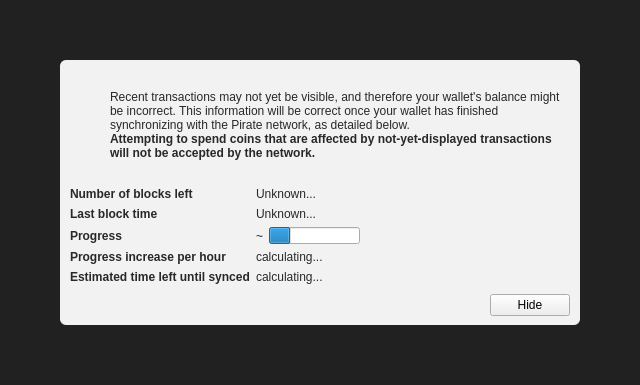
The window that src/qt/forms/modaloverlay.ui (PirateNetwork/pirate) describes before a commit, drawn with Qt 5.
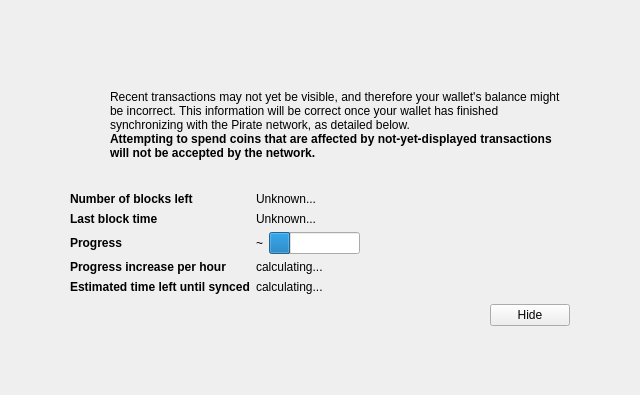
The same window after the commit. Icons and pictures are not drawn. Custom widgets are drawn as their Qt base class.

```diff
--- a/src/qt/forms/modaloverlay.ui
+++ b/src/qt/forms/modaloverlay.ui
@@ -7,7 +7,7 @@
     <x>0</x>
     <y>0</y>
     <width>640</width>
-    <height>385</height>
+    <height>395</height>
    </rect>
   </property>
   <property name="windowTitle">
@@ -31,9 +31,6 @@
    </property>
    <item>
     <widget class="QWidget" name="bgWidget" native="true">
-     <property name="styleSheet">
-      <string notr="true">#bgWidget { background: rgba(0,0,0,220); }</string>
-     </property>
      <layout class="QVBoxLayout" name="verticalLayoutMain" stretch="1">
       <property name="leftMargin">
        <number>60</number>
@@ -49,11 +46,6 @@
       </property>
       <item>
        <widget class="QWidget" name="contentWidget" native="true">
-        <property name="styleSheet">
-         <string notr="true">#contentWidget { background: rgba(255,255,255,240); border-radius: 6px; }
-
-QLabel { color: rgb(40,40,40);  }</string>
-        </property>
         <layout class="QVBoxLayout" name="verticalLayoutSub" stretch="1,0,0,0">
          <property name="spacing">
           <number>0</number>
```
Left out of the diff: 6 changed lines with no effect on the pictures.
